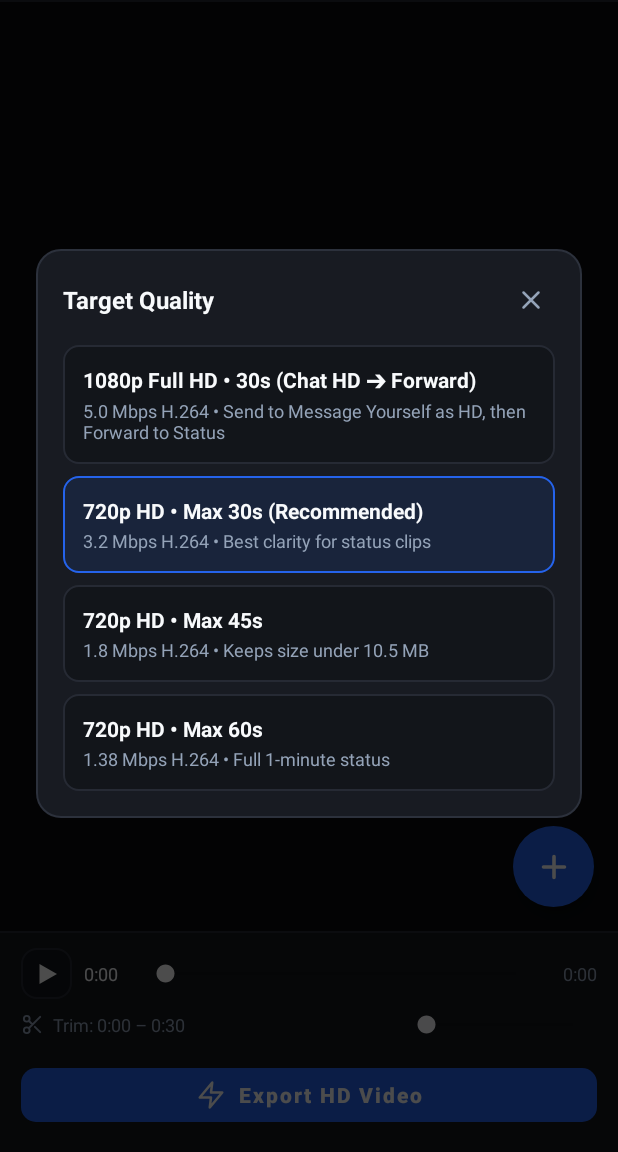
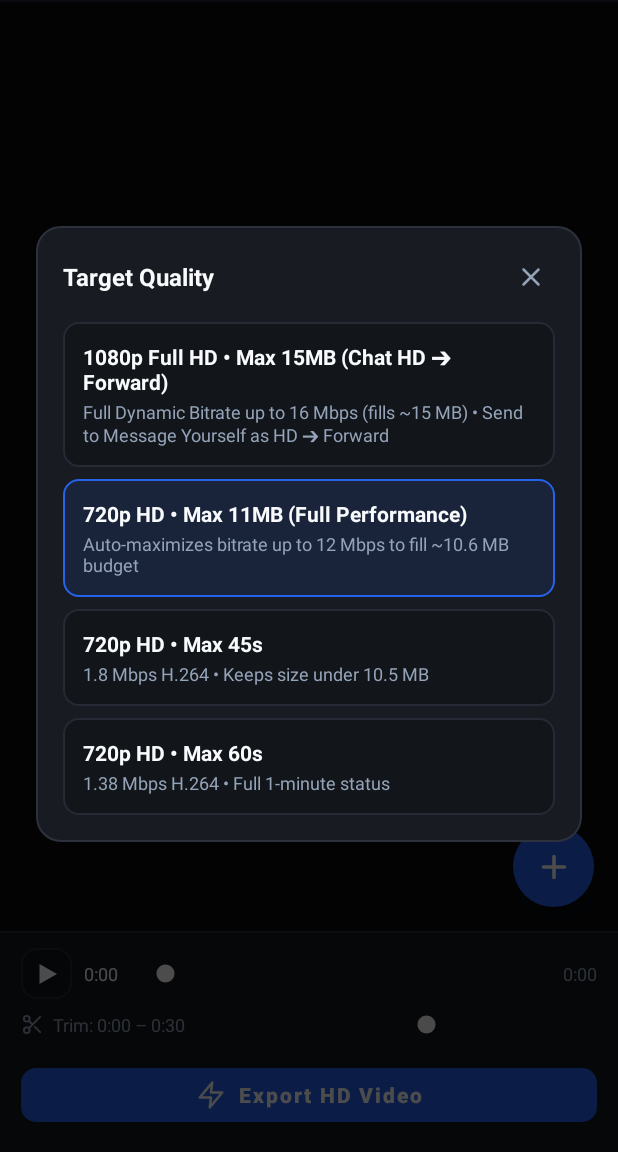
Before and after one commit to XC0D3-X/StatsHD, an Android app: the screen it shows after launch (MainActivity), after a tap on "720p HD • 30s", on a phone screen of 412 x 824 dp, the part 84-1236 px from its top. Run offline under Robolectric (Android 15) with nearby library versions, the phone set to English and light mode, and no system bars.

Commit message:
feat(v1.4.3-beta): unlock full dynamic bitrate budget (up to 12-16 Mbps) to fill 100% of 11MB/15MB ceiling

```diff
--- a/app/src/main/java/com/stathd/purestatus/MainActivity.kt
+++ b/app/src/main/java/com/stathd/purestatus/MainActivity.kt
@@ -68,10 +68,10 @@ class MainActivity : AppCompatActivity() {
         val maxBitrateBps: Int,
         val maxFileSizeMb: Double
     ) {
-        CLIP_30S_1080P("1080p FHD • 30s", 30_000L, 1920, 5_000_000, 15.5),
-        CLIP_30S_ULTRA("720p HD • 30s", 30_000L, 1280, 3_200_000, 10.2),
-        CLIP_45S_HD("720p HD • 45s", 45_000L, 1280, 1_800_000, 10.2),
-        CLIP_60S_FULL("720p HD • 60s", 60_000L, 1280, 1_380_000, 10.2)
+        CLIP_30S_1080P("1080p FHD • Max 15MB", 30_000L, 1920, 16_000_000, 15.2),
+        CLIP_30S_ULTRA("720p HD • Max 11MB", 30_000L, 1280, 12_000_000, 10.6),
+        CLIP_45S_HD("720p HD • 45s", 45_000L, 1280, 6_000_000, 10.6),
+        CLIP_60S_FULL("720p HD • 60s", 60_000L, 1280, 4_000_000, 10.6)
     }
 
     enum class CompareMode {
@@ -993,6 +993,7 @@ class MainActivity : AppCompatActivity() {
         val videoEncoderSettings = VideoEncoderSettings.Builder()
             .setBitrate(targetBitrateBps)
             .setiFrameIntervalSeconds(1.0f)
+            .experimentalSetEnableHighQualityTargeting(true)
             .build()
 
         val encoderFactory = DefaultEncoderFactory.Builder(this)
--- a/app/src/main/res/layout/activity_main.xml
+++ b/app/src/main/res/layout/activity_main.xml
@@ -636,7 +636,7 @@
                 <TextView
                     android:layout_width="wrap_content"
                     android:layout_height="wrap_content"
-                    android:text="1080p Full HD • 30s (Chat HD ➔ Forward)"
+                    android:text="1080p Full HD • Max 15MB (Chat HD ➔ Forward)"
                     android:textColor="@color/text_primary"
                     android:textSize="14sp"
                     android:textStyle="bold" />
@@ -645,7 +645,7 @@
                     android:layout_width="wrap_content"
                     android:layout_height="wrap_content"
                     android:layout_marginTop="2dp"
-                    android:text="5.0 Mbps H.264 • Send to Message Yourself as HD, then Forward to Status"
+                    android:text="Full Dynamic Bitrate up to 16 Mbps (fills ~15 MB) • Send to Message Yourself as HD ➔ Forward"
                     android:textColor="@color/text_secondary"
                     android:textSize="12sp" />
             </LinearLayout>
@@ -664,7 +664,7 @@
                 <TextView
                     android:layout_width="wrap_content"
                     android:layout_height="wrap_content"
-                    android:text="720p HD • Max 30s (Recommended)"
+                    android:text="720p HD • Max 11MB (Full Performance)"
                     android:textColor="@color/text_primary"
                     android:textSize="14sp"
                     android:textStyle="bold" />
@@ -673,7 +673,7 @@
                     android:layout_width="wrap_content"
                     android:layout_height="wrap_content"
                     android:layout_marginTop="2dp"
-                    android:text="3.2 Mbps H.264 • Best clarity for status clips"
+                    android:text="Auto-maximizes bitrate up to 12 Mbps to fill ~10.6 MB budget"
                     android:textColor="@color/text_secondary"
                     android:textSize="12sp" />
             </LinearLayout>
```
